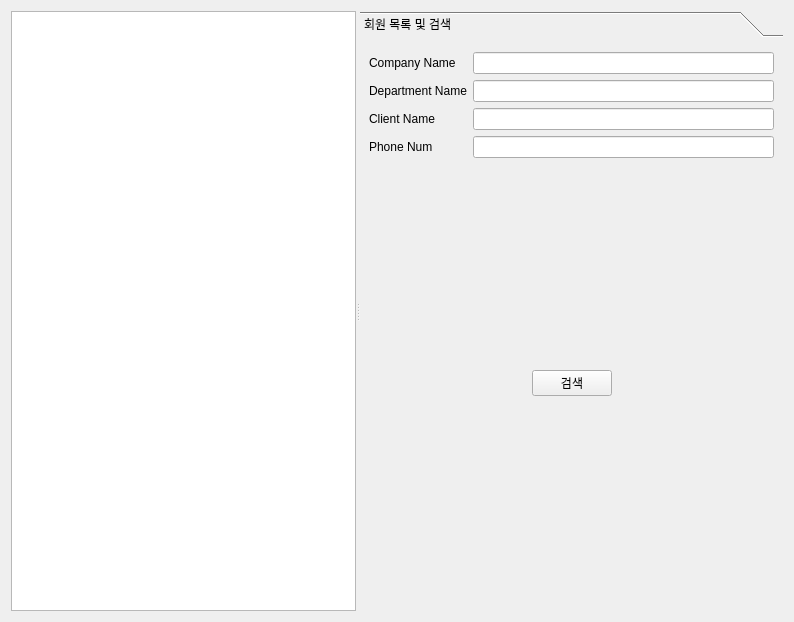
Old version of the form securitySoftProd_Client/admininfoform.ui in the repository Hyun-nine-CH/securitySoftProd.
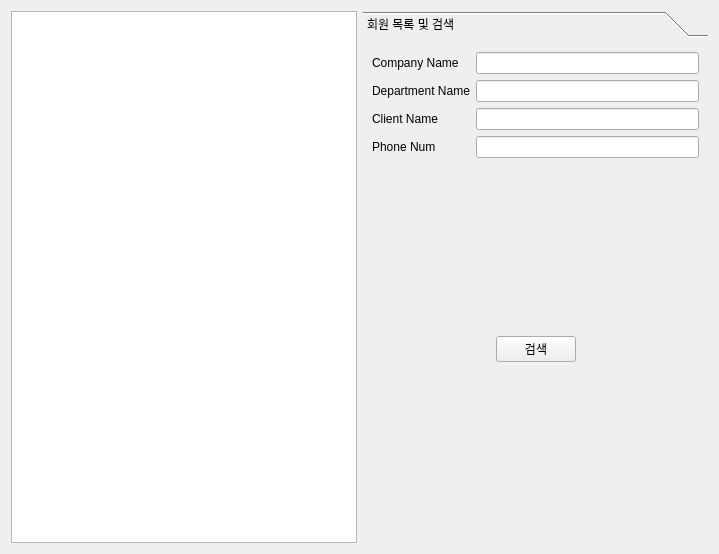
New version of the form.

```diff
--- a/securitySoftProd_Client/admininfoform.ui
+++ b/securitySoftProd_Client/admininfoform.ui
@@ -6,20 +6,18 @@
    <rect>
     <x>0</x>
     <y>0</y>
-    <width>794</width>
-    <height>622</height>
+    <width>719</width>
+    <height>554</height>
    </rect>
   </property>
   <property name="windowTitle">
    <string>Form</string>
   </property>
-  <layout class="QVBoxLayout" name="verticalLayout_3">
+  <layout class="QHBoxLayout" name="horizontalLayout_2">
    <item>
-    <widget class="QSplitter" name="splitter">
-     <property name="orientation">
-      <enum>Qt::Orientation::Horizontal</enum>
-     </property>
-     <widget class="QTableView" name="tableView"/>
+    <widget class="QTableWidget" name="tableWidget"/>
+   </item>
+   <item>
      <widget class="QToolBox" name="toolBox">
       <property name="currentIndex">
        <number>0</number>
@@ -29,8 +27,8 @@
         <rect>
          <x>0</x>
          <y>0</y>
-         <width>311</width>
-         <height>564</height>
+        <width>342</width>
+        <height>496</height>
         </rect>
        </property>
        <attribute name="label">
@@ -49,7 +47,7 @@
              </widget>
             </item>
             <item row="0" column="1">
-             <widget class="QLineEdit" name="lineEdit"/>
+            <widget class="QLineEdit" name="CompanyName"/>
             </item>
             <item row="1" column="0">
              <widget class="QLabel" name="label_2">
@@ -59,7 +57,7 @@
              </widget>
             </item>
             <item row="1" column="1">
-             <widget class="QLineEdit" name="lineEdit_2"/>
+            <widget class="QLineEdit" name="DepName"/>
             </item>
             <item row="2" column="0">
              <widget class="QLabel" name="label_3">
@@ -69,7 +67,7 @@
              </widget>
             </item>
             <item row="2" column="1">
-             <widget class="QLineEdit" name="lineEdit_3"/>
+            <widget class="QLineEdit" name="ClientName"/>
             </item>
             <item row="3" column="0">
              <widget class="QLabel" name="label_4">
@@ -79,7 +77,7 @@
              </widget>
             </item>
             <item row="3" column="1">
-             <widget class="QLineEdit" name="lineEdit_4"/>
+            <widget class="QLineEdit" name="PhoneNum"/>
             </item>
            </layout>
           </item>
@@ -112,7 +110,7 @@
              </spacer>
             </item>
             <item>
-             <widget class="QPushButton" name="pushButton">
+            <widget class="QPushButton" name="pushButtonSearch">
               <property name="text">
                <string>검색</string>
               </property>
@@ -149,7 +147,6 @@
          </layout>
         </item>
        </layout>
-      </widget>
      </widget>
     </widget>
    </item>
```
Lines whose indentation alone changed are shown as unchanged.
